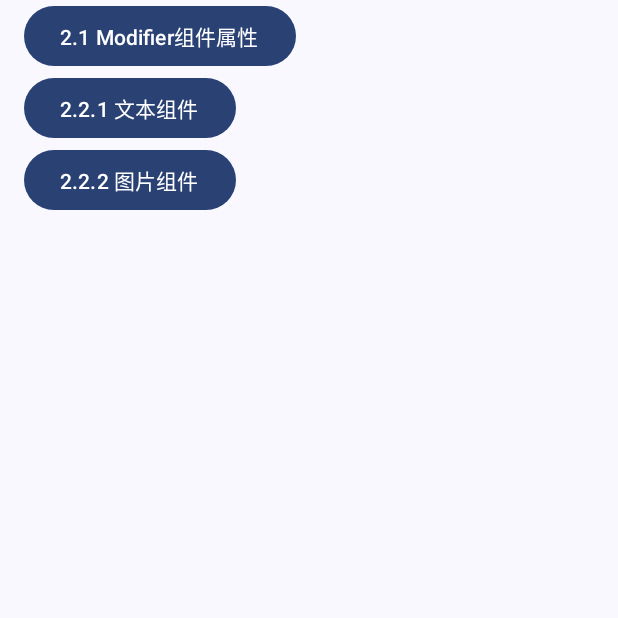
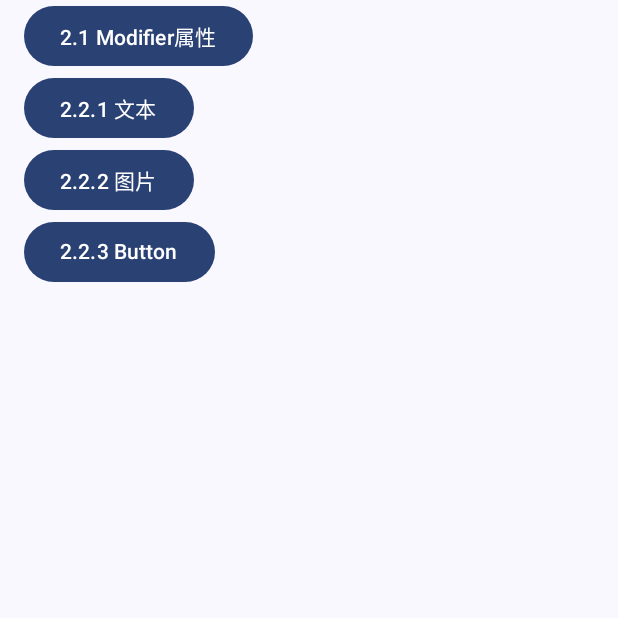
Before and after one commit to gengwenwu/AndroidComposeDemo, an Android app built with Jetpack Compose: the screen it shows after launch (BookAndroidComposeActivity), on a phone screen of 412 x 824 dp, the top half of it. Run offline under Robolectric (Android 15) with nearby library versions, the phone set to English and light mode, and no system bars; Roboto replaces fonts that are not available here.

```diff
--- a/app/src/main/java/org/logan/compose/demo/ui/book/BookAndroidComposeActivity.kt
+++ b/app/src/main/java/org/logan/compose/demo/ui/book/BookAndroidComposeActivity.kt
@@ -23,6 +23,7 @@ import org.logan.compose.demo.base.fragment.NavMenuFragment
 import org.logan.compose.demo.ui.book.c2.C2_1_ComposeModifierPropertyFragment
 import org.logan.compose.demo.ui.book.c2.C2_2_1_ComposeTextFragment
 import org.logan.compose.demo.ui.book.c2.C2_2_2_ComposeImageFragment
+import org.logan.compose.demo.ui.book.c2.C2_2_3_ComposeButtonFragment
 import org.logan.compose.demo.ui.theme.AndroidComposeDemoTheme
 
 /**
@@ -105,9 +106,10 @@ fun FragmentContainer(modifier: Modifier = Modifier, fragment: Fragment) {
 
 private fun getMenuConfigs(): Map<String, Fragment?> {
     return mapOf(
-        "2.1 Modifier组件属性" to C2_1_ComposeModifierPropertyFragment(),
-        "2.2.1 文本组件" to C2_2_1_ComposeTextFragment(),
-        "2.2.2 图片组件" to C2_2_2_ComposeImageFragment(),
+        "2.1 Modifier属性" to C2_1_ComposeModifierPropertyFragment(),
+        "2.2.1 文本" to C2_2_1_ComposeTextFragment(),
+        "2.2.2 图片" to C2_2_2_ComposeImageFragment(),
+        "2.2.3 Button" to C2_2_3_ComposeButtonFragment(),
         // "C5 动画" to null,
         // "C6 手势处理" to null,
         // "C7 页面导航" to null,
--- a/app/src/main/java/org/logan/compose/demo/ui/book/c2/C2_2_2_ComposeImageFragment.kt
+++ b/app/src/main/java/org/logan/compose/demo/ui/book/c2/C2_2_2_ComposeImageFragment.kt
@@ -32,7 +32,7 @@ import org.logan.compose.demo.R
 import org.logan.compose.demo.base.fragment.BaseFragment
 
 /**
- * desc: 第2章 常用基本组件 - 文本 <br/>
+ * desc: 第2章 常用基本组件 - 图片 <br/>
  * time: 2024/12/10 14:46 <br/>
  * author: Logan <br/>
  * since: V 1.0 <br/>
@@ -76,7 +76,7 @@ fun C2_2_2_ComposeImageSample(modifier: Modifier = Modifier) {
 
 @Composable
 fun IconSampleFromIconLib() {
-    // Icon 组件用于显示一些列小图标, Google 内置了5种类型图标，在 Icons.xxx.xxx，5种分别是：Outlined、Filled、Rounded、Sharp、TwoTone。
+    // Icon 组件用于显示一些列小图标, Google 内置了5种类型图标(svg)，在 Icons.xxx.xxx，5种分别是：Outlined、Filled、Rounded、Sharp、TwoTone。
     // 更多见 https://fonts.google.com/icons，更多icon 可以引入 "androidx.compose.material:material-icons-extended:xxx"。
     // 大图标是无法显示的，黑色背景
     Row(
```
Also changed, not shown: app/src/main/java/org/logan/compose/demo/ui/book/c2/C2_2_3_ComposeButtonFragment.kt (added, +108 -0 lines).
